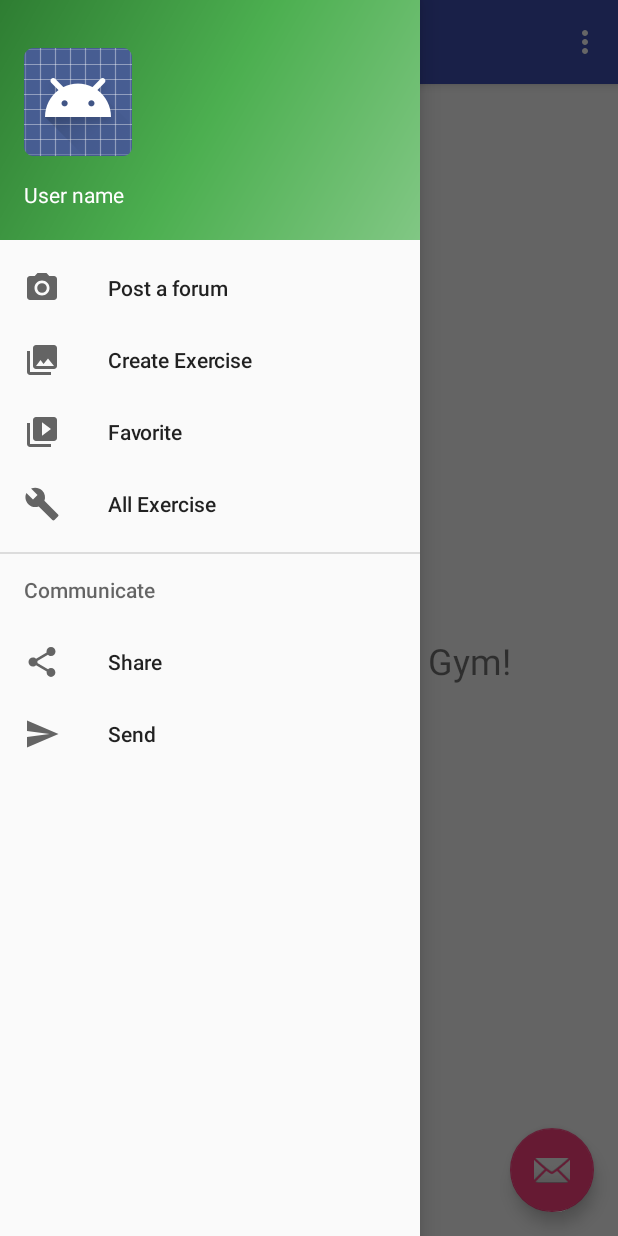
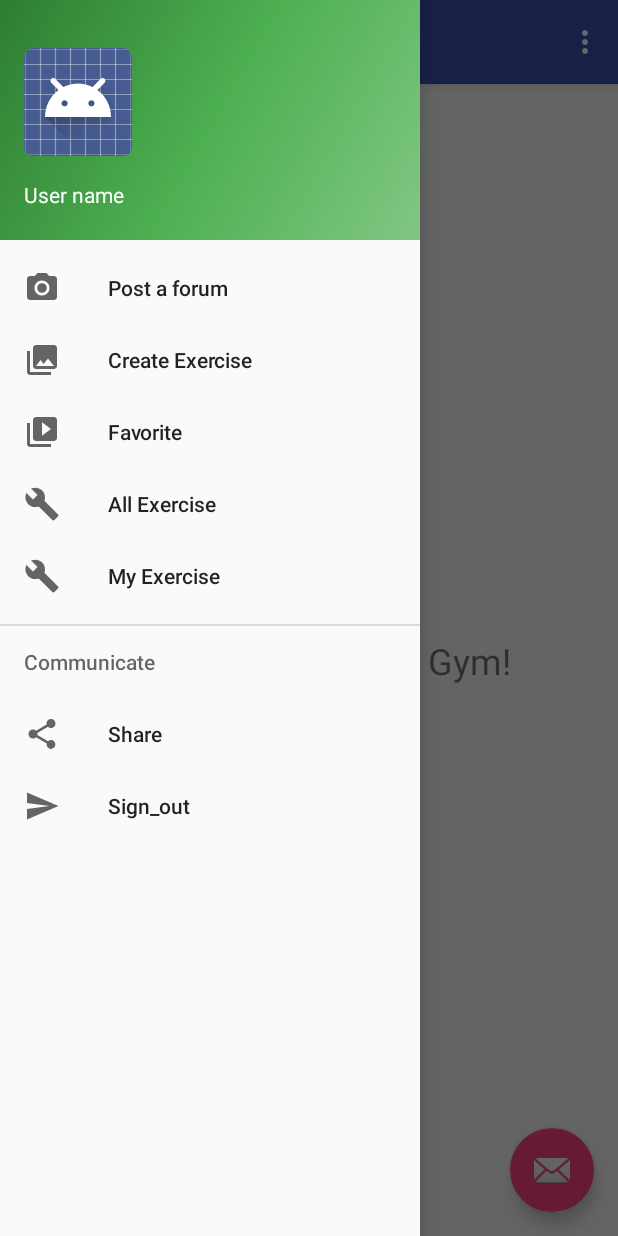
Before and after one commit to LuBrian/VirtualGym, an Android app: the screen it shows after launch (MainActivity), with the side drawer open, on a phone screen of 412 x 824 dp. Run offline under Robolectric (Android 15) with nearby library versions, the phone set to English and light mode, and no system bars.

Commit message:
nav bar updated

```diff
--- a/VirtualGym/app/src/main/java/com/example/panchy/virtualgym/MainActivity.java
+++ b/VirtualGym/app/src/main/java/com/example/panchy/virtualgym/MainActivity.java
@@ -90,7 +90,9 @@ public class MainActivity extends AppCompatActivity
 
         } else if (id == R.id.nav_share) {
 
-        } else if (id == R.id.nav_send) {
+        } else if (id == R.id.my_exercise) {
+
+        } else if (id == R.id.sign_out) {
 
         }
 
--- a/VirtualGym/app/src/main/res/menu/activity_main_drawer.xml
+++ b/VirtualGym/app/src/main/res/menu/activity_main_drawer.xml
@@ -18,6 +18,10 @@
             android:id="@+id/nav_manage"
             android:icon="@drawable/ic_menu_manage"
             android:title="All Exercise" />
+        <item
+            android:id="@+id/my_exercise"
+            android:icon="@drawable/ic_menu_manage"
+            android:title="My Exercise" />
     </group>
 
     <item android:title="Communicate">
@@ -27,9 +31,9 @@
                 android:icon="@drawable/ic_menu_share"
                 android:title="Share" />
             <item
-                android:id="@+id/nav_send"
+                android:id="@+id/sign_out"
                 android:icon="@drawable/ic_menu_send"
-                android:title="Send" />
+                android:title="Sign_out" />
         </menu>
     </item>
 
--- a/VirtualGym/build.gradle
+++ b/VirtualGym/build.gradle
@@ -5,7 +5,7 @@ buildscript {
         jcenter()
     }
     dependencies {
-        classpath 'com.android.tools.build:gradle:2.3.0'
+        classpath 'com.android.tools.build:gradle:2.3.3'
 
         // NOTE: Do not place your application dependencies here; they belong
         // in the individual module build.gradle files
```
